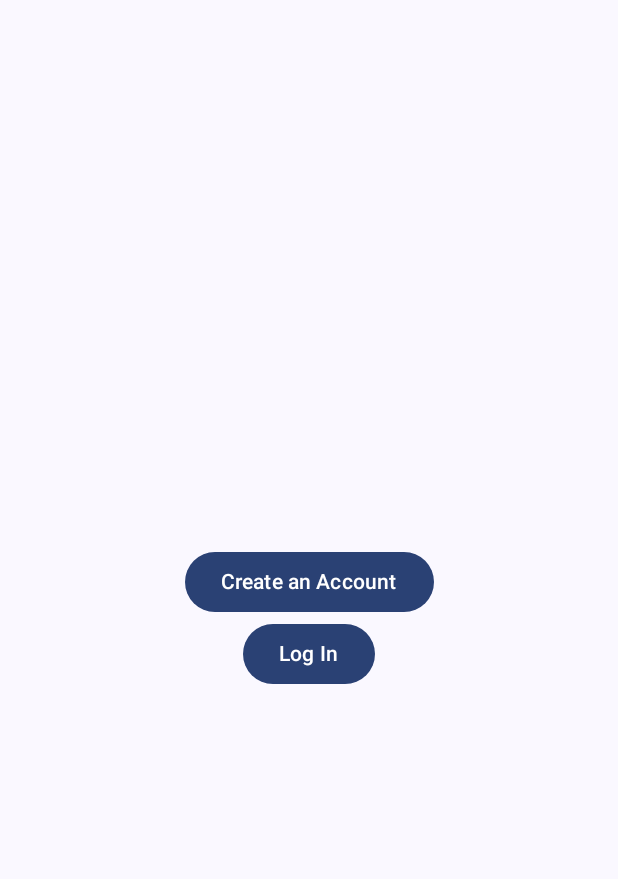
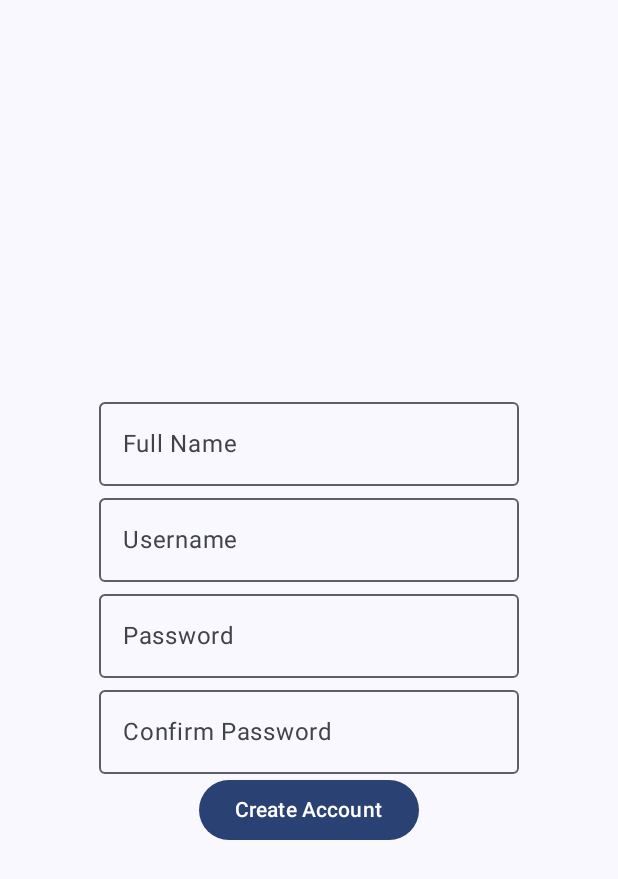
Before and after one commit to tun38646/assignment-1-mirror, an Android app built with Jetpack Compose: the screen it shows after launch (MainActivity), after a tap on "Create an Account", on a phone screen of 412 x 824 dp. Shown: the top 879 px of the screen. Run offline under Robolectric (Android 15) with nearby library versions, the phone set to English and light mode, and no system bars.

Commit message:
Created a navController object to handle navigation between composables

```diff
--- a/app/build.gradle.kts
+++ b/app/build.gradle.kts
@@ -51,6 +51,7 @@ android {
 
 dependencies {
 
+    implementation("androidx.navigation:navigation-compose:2.7.7")
     implementation("androidx.core:core-ktx:1.12.0")
     implementation("androidx.lifecycle:lifecycle-runtime-ktx:2.7.0")
     implementation("androidx.activity:activity-compose:1.8.2")
--- a/app/src/main/java/edu/temple/convoy/MainActivity.kt
+++ b/app/src/main/java/edu/temple/convoy/MainActivity.kt
@@ -19,8 +19,11 @@ import androidx.compose.runtime.setValue
 import androidx.compose.ui.Alignment
 import androidx.compose.ui.Modifier
 import androidx.compose.ui.tooling.preview.Preview
+import androidx.navigation.NavController
+import androidx.navigation.compose.NavHost
+import androidx.navigation.compose.composable
+import androidx.navigation.compose.rememberNavController
 import edu.temple.convoy.ui.theme.ConvoyTheme
-import kotlin.math.log
 
 class MainActivity : ComponentActivity() {
     override fun onCreate(savedInstanceState: Bundle?) {
@@ -38,34 +41,40 @@ class MainActivity : ComponentActivity() {
 
 @Composable
 fun ConvoyApp() {
-    var loggedIn by remember {
-        mutableStateOf(false)
-    }
-
-    if (!loggedIn) {
-        FirstTimeScreen()
+    val navController = rememberNavController()
+    NavHost(navController = navController, startDestination = "initialScreen") {
+        composable("initialScreen") {
+            InitialScreen(navController = navController)
+        }
+        composable("createAccountScreen") {
+            CreateAccountScreen(navController = navController)
+        }
+        composable("loginScreen") {
+            LoginScreen(navController = navController)
+        }
+        composable("mainScreen") {
+            MainScreen(navController = navController)
+        }
     }
 }
 
-@Preview
 @Composable
-fun FirstTimeScreen() {
+fun InitialScreen(navController: NavController) {
     Column(
         horizontalAlignment = Alignment.CenterHorizontally,
         verticalArrangement = Arrangement.Center
     ) {
-        Button(onClick = { /*TODO*/ }) {
+        Button(onClick = { navController.navigate("createAccountScreen") }) {
             Text(text = "Create an Account")
         }
-        Button(onClick = { /*TODO*/ }) {
+        Button(onClick = { navController.navigate("loginScreen") }) {
             Text(text = "Log In")
         }
     }
 }
 
-@Preview
 @Composable
-fun CreateAccountScreen() {
+fun CreateAccountScreen(navController: NavController) {
     var fullName by remember { mutableStateOf("") }
     var username by remember { mutableStateOf("") }
     var password by remember { mutableStateOf("") }
@@ -95,16 +104,15 @@ fun CreateAccountScreen() {
             onValueChange = { confirmPassword = it },
             label = { Text(text = "Confirm Password") }
         )
-        Button(onClick = { /*TODO*/ }) {
+        Button(onClick = { navController.navigate("mainScreen") }) {
             Text(text = "Create Account")
         }
     }
 
 }
 
-@Preview
 @Composable
-fun LogInScreen() {
+fun LoginScreen(navController: NavController) {
     var username by remember {
         mutableStateOf("")
     }
@@ -126,8 +134,21 @@ fun LogInScreen() {
             onValueChange = { password = it },
             label = { Text(text = "Password") }
         )
-        Button(onClick = { /*TODO*/ }) {
+        Button(onClick = { navController.navigate("mainScreen") }) {
             Text(text = "Log In")
         }
     }
 }
+
+@Composable
+fun MainScreen(navController: NavController) {
+
+}
+
+@Preview
+@Composable
+fun DefaultPreview() {
+    ConvoyTheme {
+        ConvoyApp()
+    }
+}
```
